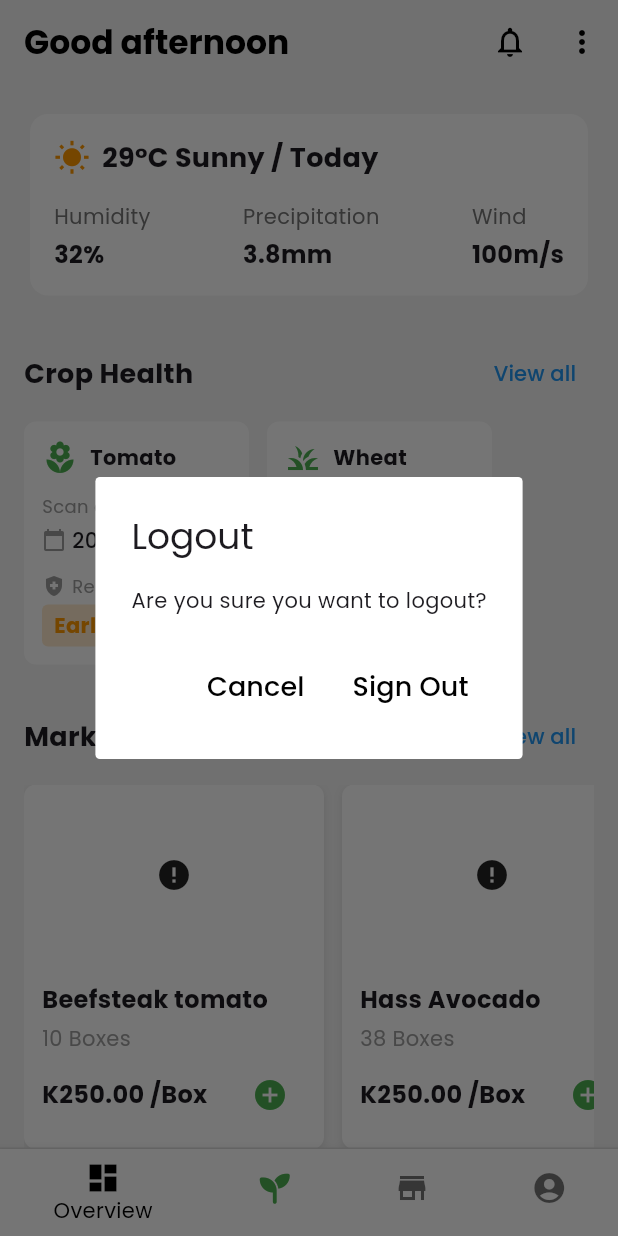
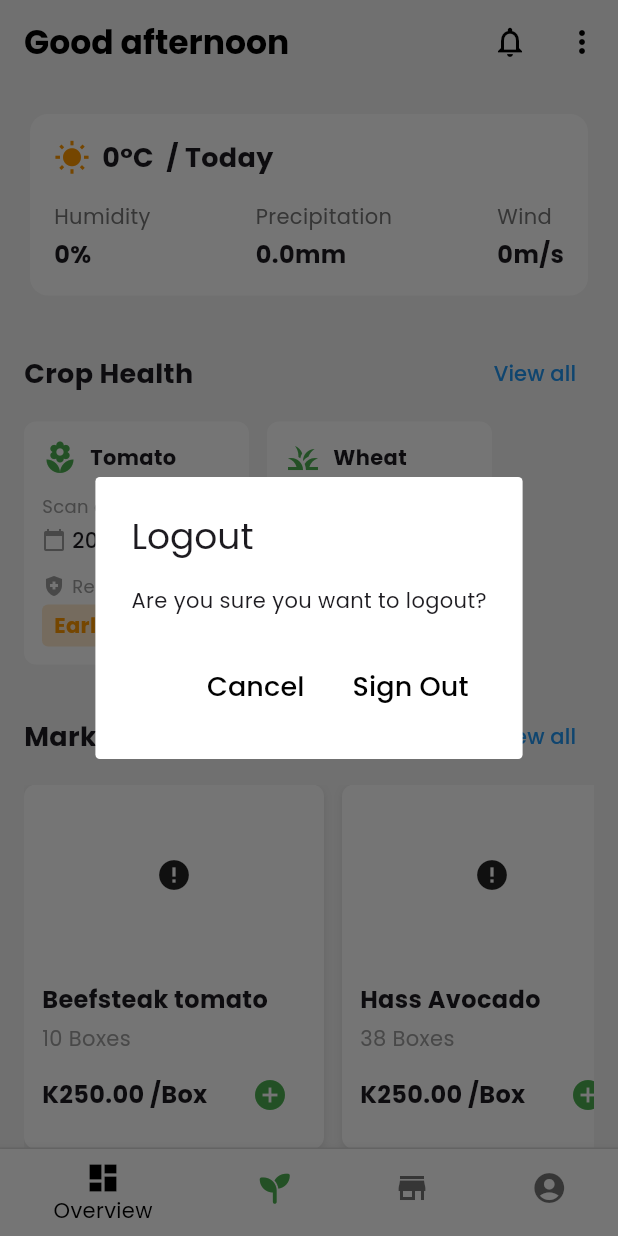
Before and after one commit to agritech-link/app_v1, a Flutter app: the HomeScreen screen opened by its route, item 4 of the bottom bar chosen, on a phone screen of 412 x 824 dp. Run offline on Flutter 3.47's test engine with Material 3 defaults, Android fonts, the phone set to English and light mode, and no system bars; drawn by our look-alikes of cached_network_image; our stand-ins replace flutter_riverpod, font_awesome_flutter, geolocator, google_fonts, shared_preferences, shimmer and 1 more; accounts and stored records are empty; network calls fail.

Commit message:
connected the weather card to openweathermap

```diff
--- /dev/null
+++ b/lib/const.dart
@@ -0,0 +1 @@
+const OPENWEATHER_API_KEY = "2007d85a13991465cd0055f7a51db749";
--- a/lib/custom_widgets/weather_card.dart
+++ b/lib/custom_widgets/weather_card.dart
@@ -1,20 +1,73 @@
 import 'package:flutter/material.dart';
+import 'package:shimmer/shimmer.dart';
 
 class WeatherCard extends StatelessWidget {
-  final int temperature;
-  final String condition;
-  final int humidity;
-  final double precipitation;
-  final int windSpeed;
+  final int? temperature;
+  final String? condition;
+  final int? humidity;
+  final double? precipitation;
+  final int? windSpeed;
+  final bool isLoading;
 
   const WeatherCard({
     Key? key,
-    required this.temperature,
-    required this.condition,
-    required this.humidity,
-    required this.precipitation,
-    required this.windSpeed,
+    this.temperature,
+    this.condition,
+    this.humidity,
+    this.precipitation,
+    this.windSpeed,
+    this.isLoading = false,
   }) : super(key: key);
+
+  IconData _getWeatherIcon(String? condition) {
+    if (condition == null) return Icons.wb_sunny;
+    switch (condition.toLowerCase()) {
+      case 'clear':
+      case 'sunny':
+        return Icons.wb_sunny;
+      case 'partly cloudy':
+        return Icons.wb_cloudy_outlined;
+      case 'cloudy':
+        return Icons.cloud;
+      case 'rain':
+      case 'light rain':
+      case 'drizzle':
+        return Icons.grain;
+      case 'thunderstorm':
+        return Icons.flash_on;
+      case 'snow':
+        return Icons.ac_unit;
+      default:
+        return Icons.wb_sunny;
+    }
+  }
+
+  Widget _buildWeatherInfo(String label, String value) {
+    return Column(
+      crossAxisAlignment: CrossAxisAlignment.start,
+      children: [
+        Text(
+          label,
+          style: TextStyle(color: Colors.grey[600], fontSize: 14),
+        ),
+        SizedBox(height: 4),
+        isLoading
+            ? Shimmer.fromColors(
+          baseColor: Colors.grey[300]!,
+          highlightColor: Colors.grey[100]!,
+          child: Container(
+            width: 50,
+            height: 16,
+            color: Colors.white,
+          ),
+        )
+            : Text(
+          value,
+          style: TextStyle(fontWeight: FontWeight.bold, fontSize: 16),
+        ),
+      ],
+    );
+  }
 
   @override
   Widget build(BuildContext context) {
@@ -32,13 +85,23 @@ class WeatherCard extends StatelessWidget {
             Row(
               children: [
                 Icon(
-                  Icons.wb_sunny,
+                  _getWeatherIcon(condition),
                   color: Colors.orange,
                   size: 24,
                 ),
                 SizedBox(width: 8),
-                Text(
-                  '$temperature°C $condition / Today',
+                isLoading
+                    ? Shimmer.fromColors(
+                  baseColor: Colors.grey[300]!,
+                  highlightColor: Colors.grey[100]!,
+                  child: Container(
+                    width: 150,
+                    height: 20,
+                    color: Colors.white,
+                  ),
+                )
+                    : Text(
+                  '${temperature ?? 0}°C ${condition ?? ''} / Today',
                   style: TextStyle(fontSize: 18, fontWeight: FontWeight.bold),
                 ),
               ],
@@ -47,9 +110,9 @@ class WeatherCard extends StatelessWidget {
             Row(
               mainAxisAlignment: MainAxisAlignment.spaceBetween,
               children: [
-                _buildWeatherInfo('Humidity', '$humidity%'),
-                _buildWeatherInfo('Precipitation', '${precipitation}mm'),
-                _buildWeatherInfo('Wind', '${windSpeed}m/s'),
+                _buildWeatherInfo('Humidity', '${humidity ?? 0}%'),
+                _buildWeatherInfo('Precipitation', '${precipitation ?? 0.0}mm'),
+                _buildWeatherInfo('Wind', '${windSpeed ?? 0}m/s'),
               ],
             )
           ],
@@ -57,21 +120,4 @@ class WeatherCard extends StatelessWidget {
       ),
     );
   }
-
-  Widget _buildWeatherInfo(String label, String value) {
-    return Column(
-      crossAxisAlignment: CrossAxisAlignment.start,
-      children: [
-        Text(
-          label,
-          style: TextStyle(color: Colors.grey[600], fontSize: 14),
-        ),
-        SizedBox(height: 4),
-        Text(
-          value,
-          style: TextStyle(fontWeight: FontWeight.bold, fontSize: 16),
-        )
-      ],
-    );
-  }
 }
--- a/lib/screens/dashboard/home_screen.dart
+++ b/lib/screens/dashboard/home_screen.dart
@@ -1,7 +1,9 @@
+import 'package:AgriTech_Link/const.dart';
 import 'package:AgriTech_Link/custom_widgets/crop_health_card.dart';
 import 'package:AgriTech_Link/custom_widgets/custom_bottom_navbar.dart';
 import 'package:AgriTech_Link/custom_widgets/marketplace_item.dart';
 import 'package:AgriTech_Link/custom_widgets/weather_card.dart';
+import 'package:AgriTech_Link/services/weather_service.dart';
 import 'package:flutter/material.dart';
 
 class HomeScreen extends StatefulWidget {
@@ -11,6 +13,34 @@ class HomeScreen extends StatefulWidget {
 
 class _HomeScreenState extends State<HomeScreen> {
   int _currentIndex = 0;
+  final WeatherService _weatherService = WeatherService(apiKey: OPENWEATHER_API_KEY);
+  WeatherCardData? _weatherData;
+  bool _isLoadingWeather = true;
+
+  @override
+  void initState() {
+    super.initState();
+    _fetchWeatherData();
+  }
+
+  Future<void> _fetchWeatherData() async {
+    setState(() {
+      _isLoadingWeather = true;
+    });
+    try {
+      final data = await _weatherService.getWeatherCardData();
+      setState(() {
+        _weatherData = data;
+        _isLoadingWeather = false;
+      });
+    } catch (e) {
+      print('Error fetching weather data: $e');
+      setState(() {
+        _isLoadingWeather = false;
+      });
+      // You might want to show an error message to the user here
+    }
+  }
 
   @override
   Widget build(BuildContext context) {
@@ -46,11 +76,13 @@ class _HomeScreenState extends State<HomeScreen> {
             crossAxisAlignment: CrossAxisAlignment.start,
             children: [
               WeatherCard(
-                  temperature: 29,
-                  condition: 'Sunny',
-                  humidity: 32,
-                  precipitation: 3.8,
-                  windSpeed: 100),
+                temperature: _weatherData?.temperature,
+                condition: _weatherData?.condition,
+                humidity: _weatherData?.humidity,
+                precipitation: _weatherData?.precipitation,
+                windSpeed: _weatherData?.windSpeed,
+                isLoading: _isLoadingWeather,
+              ),
               SizedBox(height: 24),
               _buildSectionTitle('Crop Health', onViewAllPressed: () {}),
               SizedBox(height: 8),
@@ -80,10 +112,10 @@ class _HomeScreenState extends State<HomeScreen> {
                 child: Row(
                   children: [
                     SizedBox(
-                      width: 200, // Adjust this width as needed
+                      width: 200,
                       child: MarketplaceCard(
                         imageUrl:
-                            'https://images.unsplash.com/photo-1534940519139-f860fb3c6e38?q=80&w=1167&auto=format&fit=crop&ixlib=rb-4.0.3&ixid=M3wxMjA3fDB8MHxwaG90by1wYWdlfHx8fGVufDB8fHx8fA%3D%3D',
+                        'https://images.unsplash.com/photo-1534940519139-f860fb3c6e38?q=80&w=1167&auto=format&fit=crop&ixlib=rb-4.0.3&ixid=M3wxMjA3fDB8MHxwaG90by1wYWdlfHx8fGVufDB8fHx8fA%3D%3D',
                         productName: 'Beefsteak tomato',
                         quantity: '10 Boxes',
                         price: 'K250.00 /Box',
@@ -91,10 +123,10 @@ class _HomeScreenState extends State<HomeScreen> {
                     ),
                     SizedBox(width: 12),
                     SizedBox(
-                      width: 200, // Adjust this width as needed
+                      width: 200,
                       child: MarketplaceCard(
                         imageUrl:
-                            'https://images.unsplash.com/photo-1512070904629-fa988dab2fe1?w=400&auto=format&fit=crop&q=60&ixlib=rb-4.0.3&ixid=M3wxMjA3fDB8MHxzZWFyY2h8MTh8fGhhc3MlMjBhdm9jYWRvfGVufDB8fDB8fHww',
+                        'https://images.unsplash.com/photo-1512070904629-fa988dab2fe1?w=400&auto=format&fit=crop&q=60&ixlib=rb-4.0.3&ixid=M3wxMjA3fDB8MHxzZWFyY2h8MTh8fGhhc3MlMjBhdm9jYWRvfGVufDB8fDB8fHww',
                         productName: 'Hass Avocado',
                         quantity: '38 Boxes',
                         price: 'K250.00 /Box',
@@ -102,10 +134,10 @@ class _HomeScreenState extends State<HomeScreen> {
                     ),
                     SizedBox(width: 12),
                     SizedBox(
-                      width: 200, // Adjust this width as needed
+                      width: 200,
                       child: MarketplaceCard(
                         imageUrl:
-                            'https://images.unsplash.com/photo-1459663296021-50769c04b149?w=400&auto=format&fit=crop&q=60&ixlib=rb-4.0.3&ixid=M3wxMjA3fDB8MHxzZWFyY2h8Nnx8dGFuZ2VyaW5lJTIwb3JhbmdlfGVufDB8fDB8fHww',
+                        'https://images.unsplash.com/photo-1459663296021-50769c04b149?w=400&auto=format&fit=crop&q=60&ixlib=rb-4.0.3&ixid=M3wxMjA3fDB8MHxzZWFyY2h8Nnx8dGFuZ2VyaW5lJTIwb3JhbmdlfGVufDB8fDB8fHww',
                         productName: 'Tangerine Oranges',
                         quantity: '96 Boxes',
                         price: 'K250.00 /Box',
@@ -130,8 +162,7 @@ class _HomeScreenState extends State<HomeScreen> {
     );
   }
 
-  Widget _buildSectionTitle(String title,
-      {required VoidCallback onViewAllPressed}) {
+  Widget _buildSectionTitle(String title, {required VoidCallback onViewAllPressed}) {
     return Row(
       mainAxisAlignment: MainAxisAlignment.spaceBetween,
       children: [
--- a/lib/services/sign_in_logic.dart
+++ b/lib/services/sign_in_logic.dart
@@ -1,6 +1,8 @@
 import 'package:AgriTech_Link/providers/sign_in_notifier.dart';
 import 'package:AgriTech_Link/screens/dashboard/home_screen.dart';
 import 'package:flutter/material.dart';
+
+
 
 class SignInLogic {
   static bool isValidPassword(String password) {
--- a/pubspec.yaml
+++ b/pubspec.yaml
@@ -43,6 +43,10 @@ dependencies:
   supabase_flutter: ^2.0.0
   cached_network_image: ^3.4.1
   camera: ^0.11.0+2
+  http: ^1.2.2
+  geolocator: ^13.0.1
+  shimmer: ^3.0.0
+  shared_preferences: ^2.3.2
 
 dev_dependencies:
   flutter_test:
```
Also changed, not shown: lib/services/weather_service.dart (added, +147 -0 lines), pubspec.lock, 5 other files.
